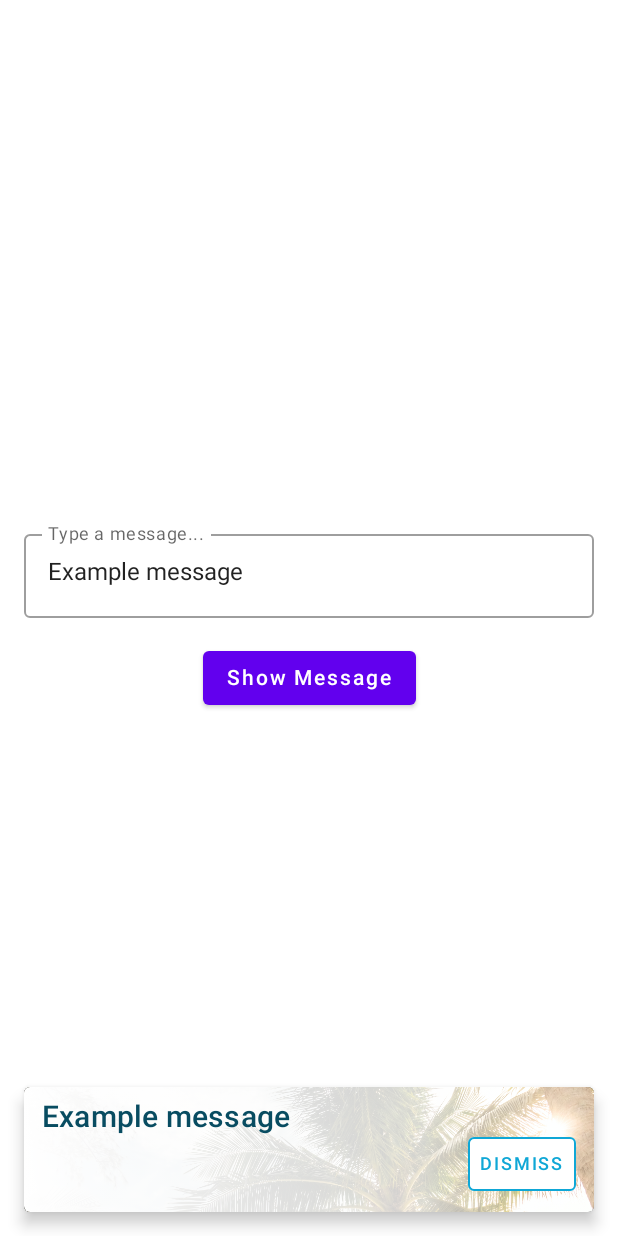
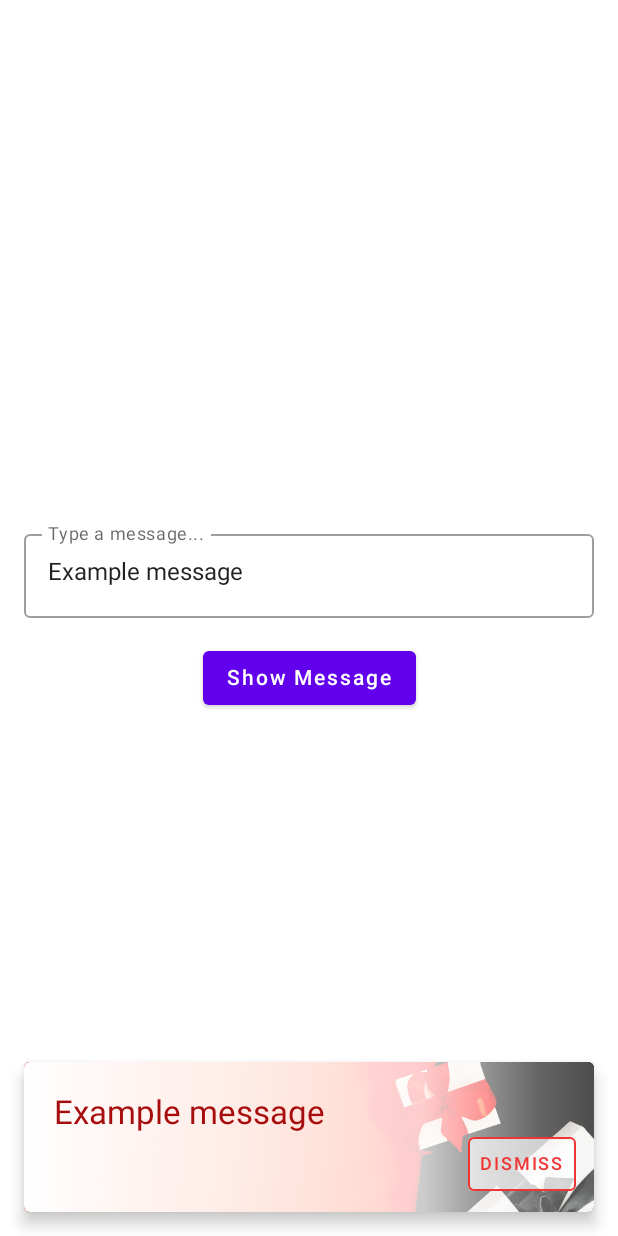
Before and after one commit to radusalagean/info-bar-compose, an Android app built with Jetpack Compose: the screen it shows after launch (MainActivity), after a tap on "Show Message", on a phone screen of 412 x 824 dp. Run offline under Robolectric (Android 15) with nearby library versions, the phone set to English and light mode, and no system bars.

Commit message:
Custom InfoBar layout adjusted

```diff
--- a/infobarcompose-sample/src/main/java/com/radusalagean/infobarcompose/sample/MainActivity.kt
+++ b/infobarcompose-sample/src/main/java/com/radusalagean/infobarcompose/sample/MainActivity.kt
@@ -17,8 +17,10 @@ import androidx.compose.ui.Modifier
 import androidx.compose.ui.geometry.Offset
 import androidx.compose.ui.graphics.Brush
 import androidx.compose.ui.graphics.Color
+import androidx.compose.ui.layout.ContentScale
 import androidx.compose.ui.layout.onGloballyPositioned
 import androidx.compose.ui.res.painterResource
+import androidx.compose.ui.text.font.FontFamily
 import androidx.compose.ui.text.style.TextOverflow
 import androidx.compose.ui.unit.IntSize
 import androidx.compose.ui.unit.dp
@@ -68,26 +70,26 @@ class MainActivity : ComponentActivity() {
 //                                        infoBarMessage = InfoBarMessage(
 //                                            textString = textFieldState
 //                                        )
+//                                        customInfoBarMessage = CustomInfoBarMessage(
+//                                            bannerImage = R.drawable.banner_1,
+//                                            textString = textFieldState,
+//                                            textColor = Color(0XFF084C61),
+//                                            actionString = "Dismiss",
+//                                            actionColor = Color(0xFF0FA7D6),
+//                                            displayTimeSeconds = 4
+//                                        ) {
+//                                            customInfoBarMessage = null
+//                                        }
                                         customInfoBarMessage = CustomInfoBarMessage(
-                                            bannerImage = R.drawable.banner_1,
+                                            bannerImage = R.drawable.banner_2,
                                             textString = textFieldState,
-                                            textColor = Color(0XFF084C61),
+                                            textColor = Color(0xFFA80D0D),
                                             actionString = "Dismiss",
-                                            actionColor = Color(0xFF0FA7D6),
+                                            actionColor = Color(0xFFF03535),
                                             displayTimeSeconds = 4
                                         ) {
                                             customInfoBarMessage = null
                                         }
-//                                        customInfoBarMessage = CustomInfoBarMessage(
-//                                            bannerImage = R.drawable.banner_2,
-//                                            textString = textFieldState,
-//                                            textColor = Color(0xFFA80D0D),
-//                                            actionString = "Dismiss",
-//                                            actionColor = Color(0xFFF03535),
-//                                            displayTimeSeconds = 4
-//                                        ) {
-//                                            customInfoBarMessage = null
-//                                        }
                                     }
                                 }
                             ) {
@@ -118,7 +120,7 @@ class MainActivity : ComponentActivity() {
 }
 
 private val contentComposable: @Composable (CustomInfoBarMessage) -> Unit = { message ->
-    Box {
+    Box(Modifier.fillMaxWidth().height(100.dp)) {
         var imageSize by remember { mutableStateOf(IntSize.Zero) }
         val gradient = Brush.linearGradient(
             start = Offset.Zero,
@@ -130,12 +132,14 @@ private val contentComposable: @Composable (CustomInfoBarMessage) -> Unit = { me
                 1f to Color.White.copy(alpha = 0.3f)
             )
         )
-        Image( // TODO fix landscape scale
+        Image(
             modifier = Modifier
-                .fillMaxWidth()
+                .matchParentSize()
+                .align(Alignment.Center)
                 .onGloballyPositioned { imageSize = it.size },
             painter = painterResource(message.bannerImage),
-            contentDescription = "Banner"
+            contentDescription = "Banner",
+            contentScale = ContentScale.Crop
         )
         Row(
             modifier = Modifier
@@ -152,10 +156,12 @@ private val contentComposable: @Composable (CustomInfoBarMessage) -> Unit = { me
                 modifier = Modifier
                     .align(Alignment.Top)
                     .weight(1f)
-                    .padding(end = 8.dp),
+                    .padding(horizontal = 8.dp, vertical = 12.dp),
                 maxLines = 2,
                 overflow = TextOverflow.Ellipsis,
-                style = MaterialTheme.typography.h6
+                fontSize = 22.sp,
+                fontFamily = FontFamily.SansSerif,
+                lineHeight = 28.sp
             )
             TextButton(
                 modifier = Modifier.align(Alignment.Bottom),
@@ -167,7 +173,7 @@ private val contentComposable: @Composable (CustomInfoBarMessage) -> Unit = { me
                 ),
                 colors = ButtonDefaults.textButtonColors(
                     contentColor = message.actionColor ?: Color.Gray,
-                    backgroundColor = message.actionBackgroundColor ?: Color.White
+                    backgroundColor = message.actionBackgroundColor ?: Color.White.copy(alpha = 0.7f)
                 )
             ) {
                 Text(
```
